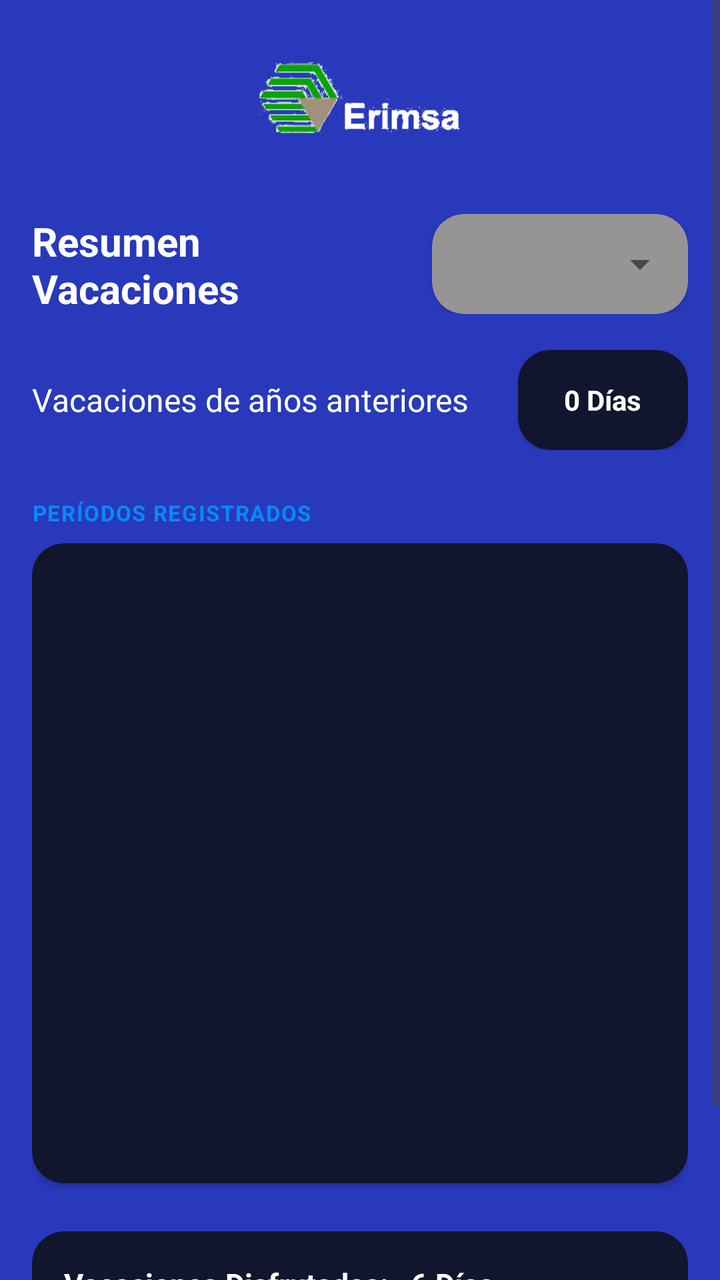
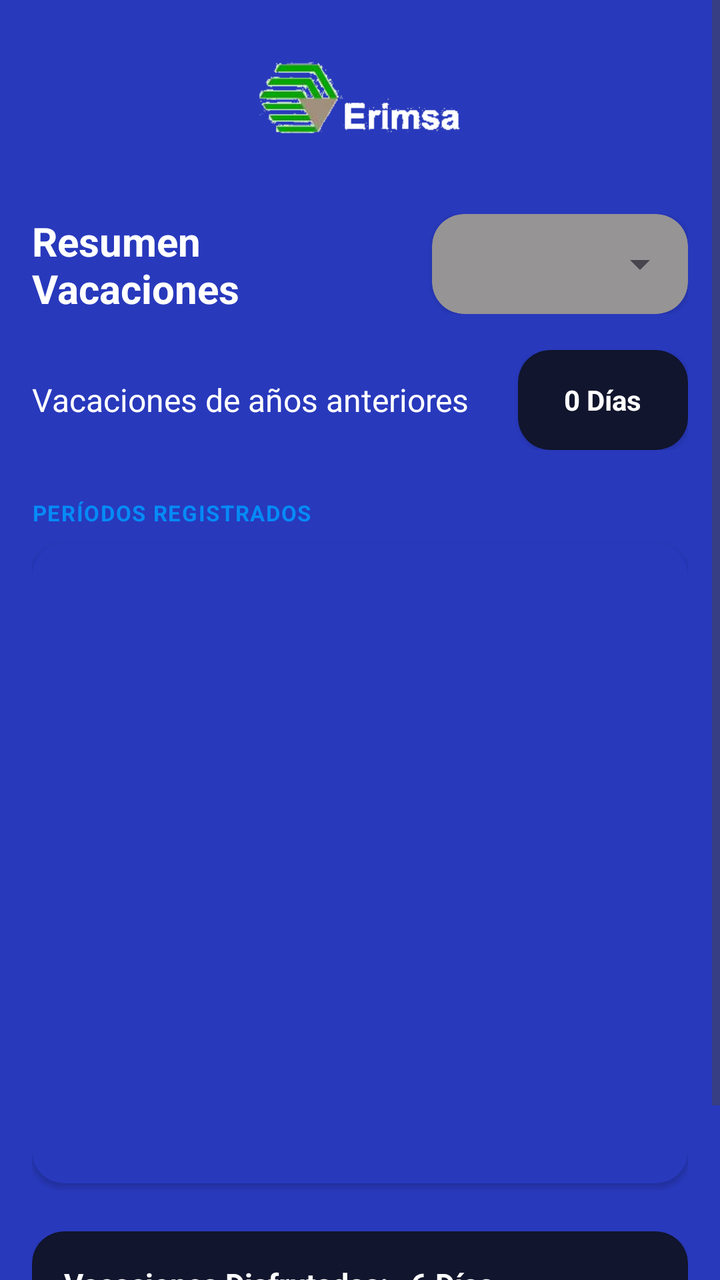

Compare the two renders of this Android layout. The source of the first and the diff that turns it into the second are given below.
<!-- AndroidManifest.xml: application theme Theme.CalendarioLaboral_V40 -->
<!-- res/layout/activity_detalle_vacas.xml -->
<?xml version="1.0" encoding="utf-8"?>
<androidx.constraintlayout.widget.ConstraintLayout
    xmlns:android="http://schemas.android.com/apk/res/android"
    xmlns:tools="http://schemas.android.com/tools"
    xmlns:app="http://schemas.android.com/apk/res-auto"
    android:id="@+id/main"
    android:layout_width="match_parent"
    android:layout_height="match_parent"
    android:background="@color/background_app"
    tools:context=".modulos.detallevacas.ui.DetalleVacas">

    <ScrollView
        android:layout_width="match_parent"
        android:layout_height="match_parent">

        <LinearLayout
            android:layout_width="match_parent"
            android:layout_height="wrap_content"
            android:padding="16dp"
            android:orientation="vertical">

            
            <ImageView
                android:layout_width="match_parent"
                android:layout_height="75dp"
                android:src="@drawable/logo0_azul"
                android:contentDescription="Logo Erimsa"/>

            
            <LinearLayout
                android:layout_width="match_parent"
                android:layout_height="50dp"
                android:layout_marginTop="16dp"
                android:layout_marginBottom="18dp"
                android:orientation="horizontal"
                android:gravity="center_vertical">

                <TextView
                    android:layout_width="0dp"
                    android:layout_height="wrap_content"
                    android:layout_weight="1.5"
                    android:layout_marginEnd="8dp"
                    style="@style/TextoTitulos"
                    android:textSize="20sp"
                    android:text="Resumen Vacaciones"/>

                <androidx.cardview.widget.CardView
                    android:layout_width="0dp"
                    android:layout_height="match_parent"
                    android:layout_weight="1"
                    style="@style/Tarjeta_menu_personalizada"
                    app:cardBackgroundColor="@color/selector_spinner_back_color">

                    <Spinner
                        android:id="@+id/spAnos"
                        android:layout_width="match_parent"
                        android:layout_height="match_parent"
                        android:layout_gravity="center"/>

                </androidx.cardview.widget.CardView>

            </LinearLayout>

            
            <LinearLayout
                android:layout_width="match_parent"
                android:layout_height="50dp"
                android:layout_marginBottom="24dp"
                android:orientation="horizontal"
                android:gravity="center_vertical">

                <TextView
                    android:layout_width="0dp"
                    android:layout_height="wrap_content"
                    android:layout_weight="2"
                    android:layout_marginEnd="8dp"
                    style="@style/Texto_16"
                    android:text="Vacaciones de años anteriores"/>

                <androidx.cardview.widget.CardView
                    android:layout_width="85dp"
                    android:layout_height="match_parent"
                    style="@style/Tarjeta_menu_personalizada">

                    <TextView
                        android:id="@+id/tvAtrasadas"
                        android:layout_width="match_parent"
                        android:layout_height="match_parent"
                        android:textColor="@color/text_primary"
                        android:text="0 Días"
                        android:gravity="center"
                        android:textStyle="bold"
                        android:textSize="14sp"/>

                </androidx.cardview.widget.CardView>

            </LinearLayout>
            
            <TextView
                android:layout_width="wrap_content"
                android:layout_height="wrap_content"
                android:text="PERÍODOS REGISTRADOS"
                android:textColor="@color/primary"
                android:textSize="11sp"
                android:textStyle="bold"
                android:letterSpacing="0.05"
                android:layout_marginBottom="8dp" />

            
            <androidx.cardview.widget.CardView
                android:layout_width="match_parent"
                android:layout_height="320dp"
                style="@style/Tarjeta_menu_personalizada"
                android:layout_marginBottom="24dp">

                <androidx.recyclerview.widget.RecyclerView
                    android:id="@+id/rvVacaciones"
                    android:layout_width="match_parent"
                    android:layout_height="match_parent"
                    android:padding="8dp"
                    android:clipToPadding="false"/>

            </androidx.cardview.widget.CardView>

            
            <androidx.cardview.widget.CardView
                android:layout_width="match_parent"
                android:layout_height="wrap_content"
                android:layout_marginBottom="16dp"
                style="@style/Tarjeta_menu_personalizada">

                <LinearLayout
                    android:layout_width="match_parent"
                    android:layout_height="wrap_content"
                    android:orientation="vertical"
                    android:padding="16dp">

                    <TextView
                        android:id="@+id/tvDisfrutadas"
                        android:layout_width="match_parent"
                        android:layout_height="wrap_content"
                        android:textColor="@color/text_primary"
                        android:textSize="15sp"
                        android:textStyle="bold"
                        android:layout_marginBottom="10dp"
                        android:text="Vacaciones Disfrutadas:\t\t6 Días."/>

                    <View
                        android:layout_width="match_parent"
                        android:layout_height="1dp"
                        android:background="@color/divider"
                        android:layout_marginBottom="10dp"/>

                    <TextView
                        android:id="@+id/tvPendientes"
                        android:layout_width="match_parent"
                        android:layout_height="wrap_content"
                        android:textColor="@color/success"
                        android:textSize="15sp"
                        android:textStyle="bold"
                        android:text="Vacaciones Pendientes:\t\t36 Días."/>

                </LinearLayout>
            </androidx.cardview.widget.CardView>

        </LinearLayout>
    </ScrollView>

    
    <ProgressBar
        android:id="@+id/pbCargando"
        android:layout_width="60dp"
        android:layout_height="60dp"
        android:visibility="gone"
        android:elevation="8dp"
        style="?android:attr/progressBarStyle"
        app:layout_constraintTop_toTopOf="parent"
        app:layout_constraintBottom_toBottomOf="parent"
        app:layout_constraintStart_toStartOf="parent"
        app:layout_constraintEnd_toEndOf="parent" />

</androidx.constraintlayout.widget.ConstraintLayout>
<!-- resources referenced by this layout -->
<resources>
  <color name="background_app">#2839BC</color>
  <color name="divider">#344D75</color>
  <color name="primary">#058BF6</color>
  <color name="success">#339237</color>
  <color name="text_primary">#FFFFFF</color>
  <!-- drawable logo0_azul: png bitmap (drawable, 13078 bytes) -->
  <style name="Tarjeta_menu_personalizada" parent="Widget.Material3.CardView.Filled">
          <item name="cardBackgroundColor">@color/surface_card</item>
          <item name="cardCornerRadius">16dp</item>
          <item name="cardElevation">2dp</item>
          <item name="strokeWidth">0dp</item>
      </style>
  <style name="TextoTitulos">
              <item name="android:textColor">@color/text_primary</item>
              <item name="android:textStyle">bold</item>
              <item name="android:textSize">24sp</item>
          </style>
  <style name="Texto_16">
              <item name="android:textColor">@color/text_primary</item>
              <item name="android:textSize">16sp</item>
          </style>
  <style name="Theme.CalendarioLaboral_V40" parent="Base.Theme.CalendarioLaboral_V40" />
  <color name="surface_card">#11152D</color>
  <style name="Base.Theme.CalendarioLaboral_V40" parent="Theme.Material3.DayNight.NoActionBar">
              
              <item name="colorPrimary">@color/primary</item>
              <item name="colorOnPrimary">@color/text_on_primary</item>
              <item name="colorSecondary">@color/secondary</item>
  
              
              <item name="android:windowBackground">@color/background_app</item>
              <item name="colorSurface">@color/surface_card</item>
              <item name="colorOnSurface">@color/text_primary</item>
  
              
              <item name="colorError">@color/error</item>
  
  
          </style>
  <color name="text_on_primary">#FFFFFF</color>
  <color name="secondary">#536DFE</color>
  <color name="error">#D32F2F</color>
</resources>

<!-- the commit's change to res/layout/activity_detalle_vacas.xml (unified diff, before → after) -->
@@ -111,6 +111,7 @@
                 android:layout_width="match_parent"
                 android:layout_height="320dp"
                 style="@style/Tarjeta_menu_personalizada"
+                app:cardBackgroundColor="@color/background_app"
                 android:layout_marginBottom="24dp">
 
                 <androidx.recyclerview.widget.RecyclerView
